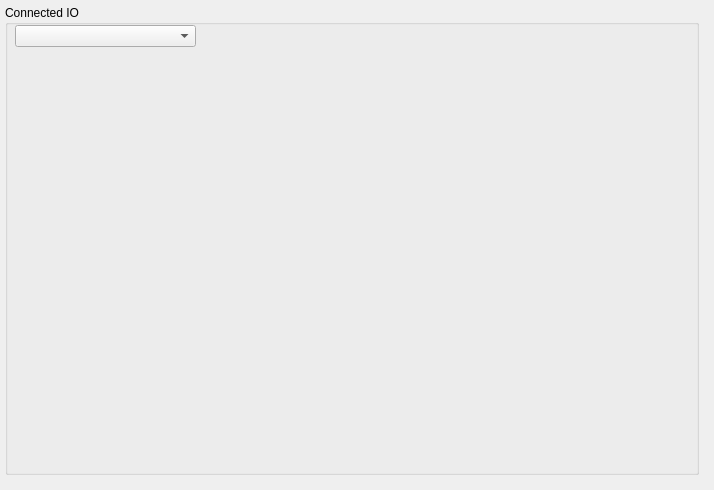
Ghettovich/bsf, file src/ui/forms/iodeviceform.ui: the form before one commit.
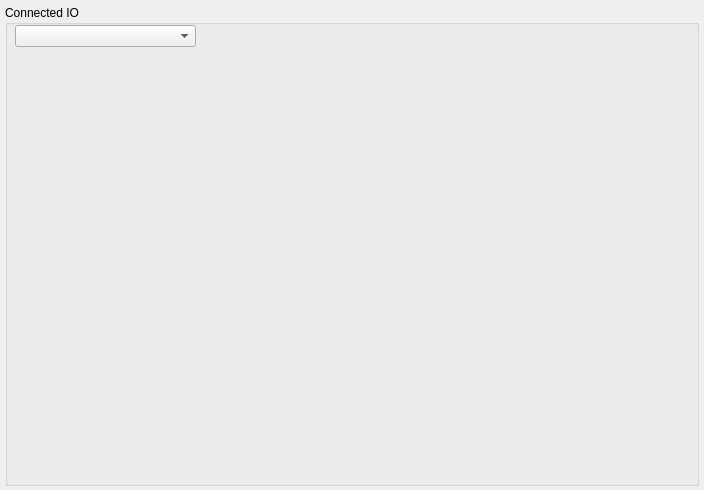
The form after the commit.

Patch:
```diff
--- a/src/ui/forms/iodeviceform.ui
+++ b/src/ui/forms/iodeviceform.ui
@@ -6,13 +6,13 @@
    <rect>
     <x>0</x>
     <y>0</y>
-    <width>714</width>
+    <width>704</width>
     <height>490</height>
    </rect>
   </property>
   <property name="minimumSize">
    <size>
-    <width>714</width>
+    <width>704</width>
     <height>490</height>
    </size>
   </property>
@@ -25,13 +25,13 @@
      <x>5</x>
      <y>5</y>
      <width>694</width>
-     <height>470</height>
+     <height>481</height>
     </rect>
    </property>
    <property name="minimumSize">
     <size>
      <width>694</width>
-     <height>470</height>
+     <height>480</height>
     </size>
    </property>
    <property name="title">
```
Left out of the diff: 4 changed lines with no effect on the pictures.
